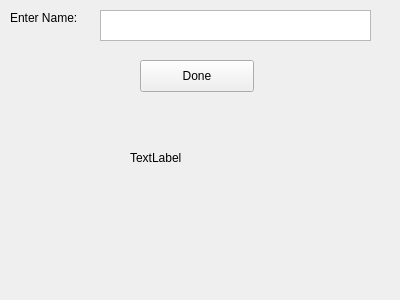
Above: widget.ui from hammingcube/qt-experiments before the change. Below: the same form after it.
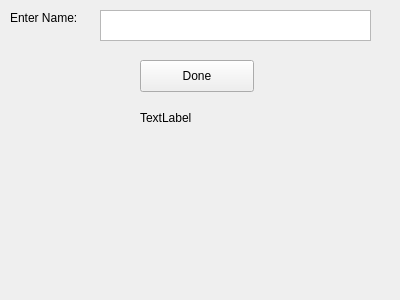
That is the form after the change.

Commit message: Making the label1 text wider

Patch:
```diff
--- a/widget.ui
+++ b/widget.ui
@@ -55,9 +55,9 @@
   <widget class="QLabel" name="label_2">
    <property name="geometry">
     <rect>
-     <x>130</x>
-     <y>150</y>
-     <width>62</width>
+     <x>140</x>
+     <y>110</y>
+     <width>171</width>
      <height>16</height>
     </rect>
    </property>
```
